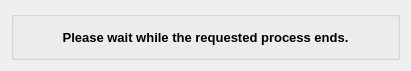
Before: the Qt Designer form client/dlgprogress.ui in tbikfalvi/Belenus, drawn with Qt 5.
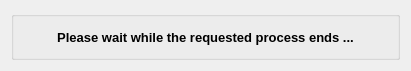
After: the same form once the commit is applied.

The edit to the form file:
```diff
--- a/client/dlgprogress.ui
+++ b/client/dlgprogress.ui
@@ -45,7 +45,7 @@
          </font>
         </property>
         <property name="text">
-         <string>Please wait while the requested process ends.</string>
+         <string>Please wait while the requested process ends ...</string>
         </property>
         <property name="alignment">
          <set>Qt::AlignCenter</set>
```
Left out of the diff: 2 changed lines with no effect on the pictures.
